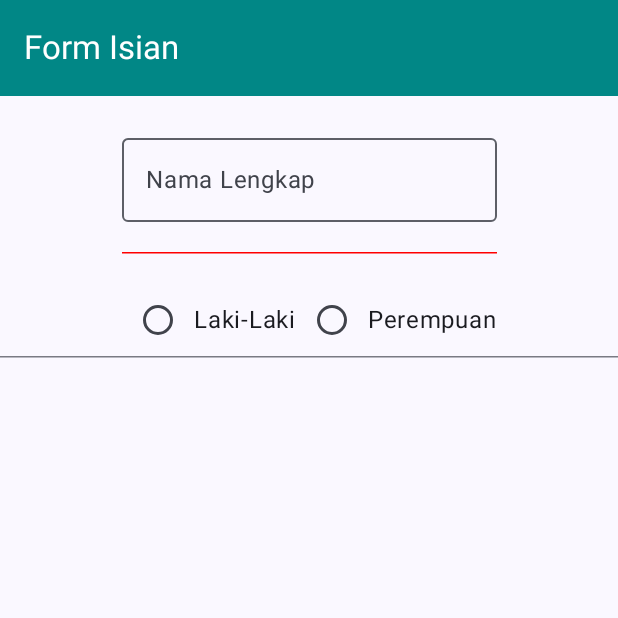
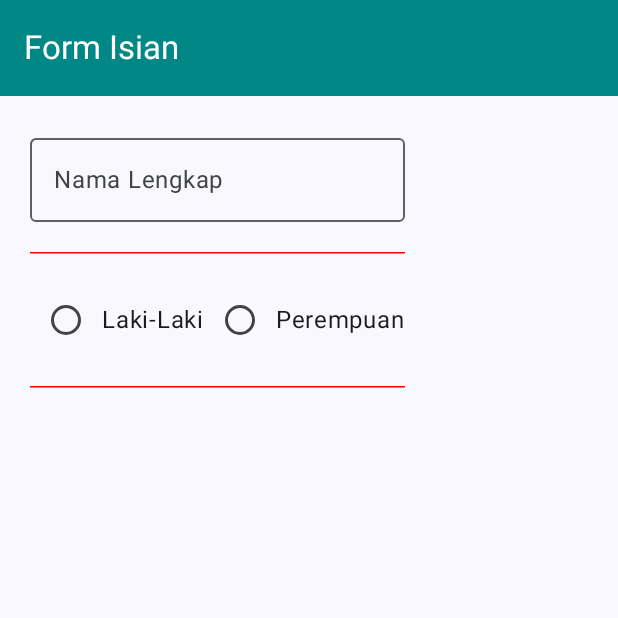
Before and after one commit to PDPyeh/Views, an Android app built with Jetpack Compose: the composable FormIsian shown on its own in the app's theme, on a phone screen of 412 x 824 dp, the top half of it. Run offline under Robolectric (Android 15) with nearby library versions, the phone set to English and light mode, and no system bars.

Commit message:
mengisi isiRuang dengan HorizontalDivider2 di Column di FormIsian

```diff
--- a/app/src/main/java/com/example/views/view/Formulir.kt
+++ b/app/src/main/java/com/example/views/view/Formulir.kt
@@ -69,7 +69,13 @@ fun FormIsian(
 
                 }
             }
-            HorizontalDivider()
+            HorizontalDivider(modifier = Modifier
+                .padding(all = 20.dp)
+                .width(width = 250.dp),
+                thickness = 1.dp,
+                color = Color.Red
+            )
+
         }
 
     }
```
